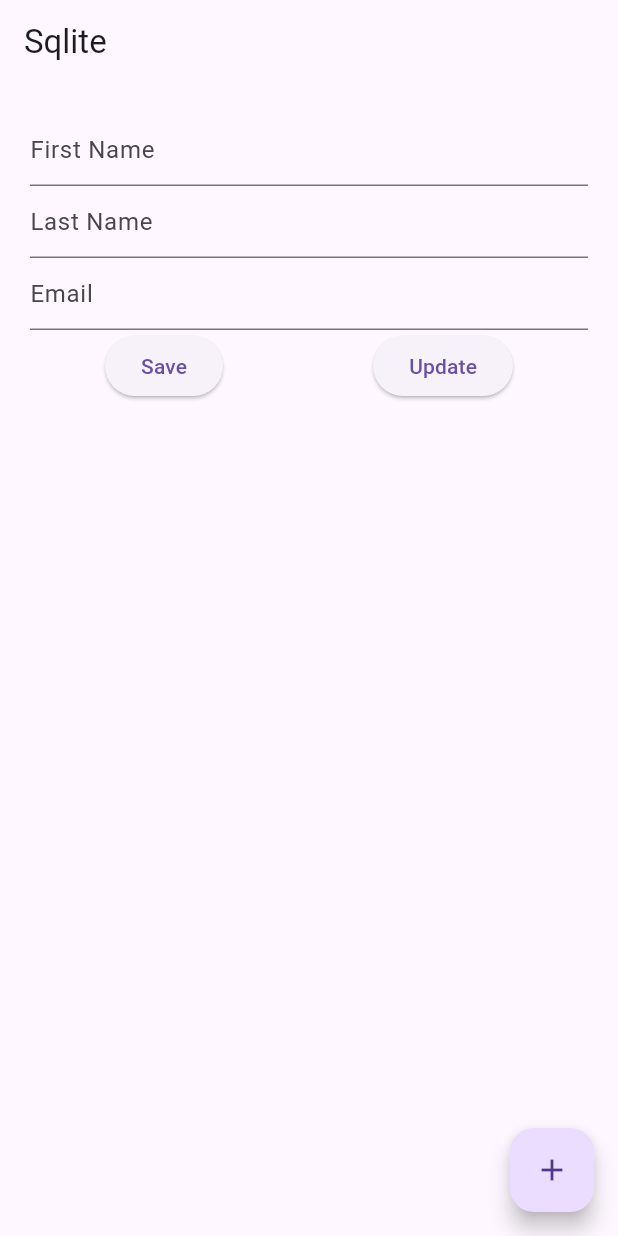
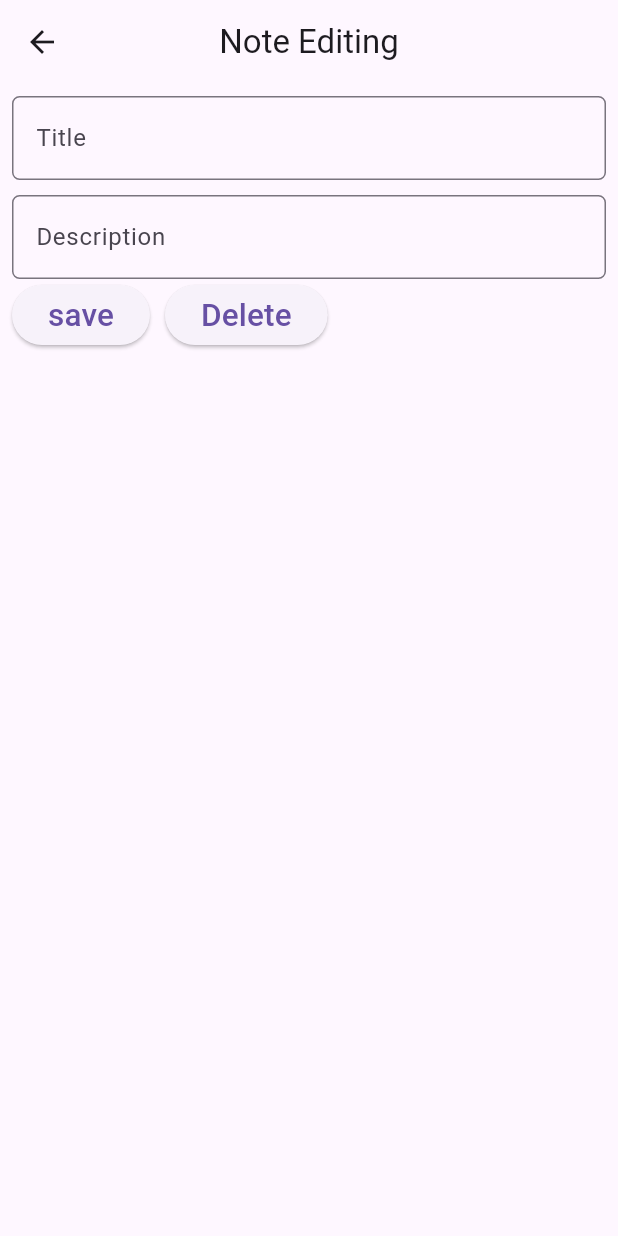
Before and after one commit to abdurrahmanabdullah/getx_islamic_app, a Flutter app: the screen it shows after launch, after a tap on the "add" icon, on a phone screen of 412 x 824 dp. Run offline on Flutter 3.47's test engine with Material 3 defaults, Android fonts, the phone set to English and light mode, and no system bars; our stand-ins replace audioplayers, cloud_firestore, firebase_analytics, firebase_auth, firebase_core, firebase_messaging and 4 more; accounts and stored records are empty; network calls fail.

Commit message:
note book ui design note details modules create

```diff
--- /dev/null
+++ b/lib/app/modules/notelist_sqlite/bindings/notelist_sqlite_binding.dart
@@ -0,0 +1,12 @@
+import 'package:get/get.dart';
+
+import '../controllers/notelist_sqlite_controller.dart';
+
+class NotelistSqliteBinding extends Bindings {
+  @override
+  void dependencies() {
+    Get.lazyPut<NotelistSqliteController>(
+      () => NotelistSqliteController(),
+    );
+  }
+}
--- /dev/null
+++ b/lib/app/modules/notelist_sqlite/controllers/notelist_sqlite_controller.dart
@@ -0,0 +1,34 @@
+import 'package:get/get.dart';
+
+class NotelistSqliteController extends GetxController {
+  static var priorities = ['high', 'low'];
+
+  final count = 0.obs;
+
+  /// Asynchronous program --Future --Async --Await keyword
+  ///
+  downloadFile() {
+    Future<String> res = Future.delayed(const Duration(seconds: 3), () {
+      return 'Abdullah';
+    });
+    return res;
+  }
+
+  ///
+  @override
+  void onInit() {
+    super.onInit();
+  }
+
+  @override
+  void onReady() {
+    super.onReady();
+  }
+
+  @override
+  void onClose() {
+    super.onClose();
+  }
+
+  void increment() => count.value++;
+}
--- /dev/null
+++ b/lib/app/modules/notelist_sqlite/views/note_details_view.dart
@@ -0,0 +1,76 @@
+import 'package:flutter/material.dart';
+import 'package:get/get.dart';
+import 'package:islamic_app/app/modules/notelist_sqlite/controllers/notelist_sqlite_controller.dart';
+
+class NoteDetailsView extends GetView {
+  // static var priorities = ['high', 'low'];
+  TextEditingController titleController = TextEditingController();
+  TextEditingController descriptionController = TextEditingController();
+  @override
+  Widget build(BuildContext context) {
+    final NotelistSqliteController controller = Get.find();
+    return Scaffold(
+      appBar: AppBar(
+        title: const Text('Note Editing'),
+        centerTitle: true,
+      ),
+      body: Padding(
+        padding: const EdgeInsets.all(8.0),
+        child: ListView(
+          children: [
+            TextField(
+              controller: titleController,
+              onChanged: (val) {
+                debugPrint('Title changed');
+              },
+              decoration: InputDecoration(
+                labelText: "Title",
+                border: OutlineInputBorder(
+                  borderRadius: BorderRadius.circular(5),
+                ),
+              ),
+            ),
+            const SizedBox(
+              height: 10,
+            ),
+            TextField(
+              controller: titleController,
+              onChanged: (val) {
+                debugPrint('Description change ');
+              },
+              decoration: InputDecoration(
+                labelText: "Description",
+                border: OutlineInputBorder(
+                  borderRadius: BorderRadius.circular(5),
+                ),
+              ),
+            ),
+            Row(
+              children: [
+                ElevatedButton(
+                    onPressed: () {
+                      controller.downloadFile().then((result) {
+                        print(result); // To verify the function call
+                      });
+                    },
+                    child: const Text(
+                      'save',
+                      textScaler: TextScaler.linear(1.5),
+                    )),
+                const SizedBox(
+                  width: 10,
+                ),
+                ElevatedButton(
+                    onPressed: () {},
+                    child: const Text(
+                      'Delete',
+                      textScaler: TextScaler.linear(1.5),
+                    )),
+              ],
+            )
+          ],
+        ),
+      ),
+    );
+  }
+}
--- /dev/null
+++ b/lib/app/modules/notelist_sqlite/views/notelist_sqlite_view.dart
@@ -0,0 +1,50 @@
+import 'package:flutter/material.dart';
+import 'package:get/get.dart';
+import 'package:islamic_app/app/routes/app_pages.dart';
+
+import '../controllers/notelist_sqlite_controller.dart';
+
+class NotelistSqliteView extends GetView<NotelistSqliteController> {
+  const NotelistSqliteView({super.key});
+  @override
+  Widget build(BuildContext context) {
+    return Scaffold(
+      appBar: AppBar(
+        title: const Text('Notes'),
+        centerTitle: true,
+      ),
+      body: getNoteListView(),
+      floatingActionButton: FloatingActionButton(
+        onPressed: () {
+          Get.toNamed(Routes.NOTE_DETAILS);
+        },
+        tooltip: 'Add Note',
+        child: const Icon(Icons.add),
+      ),
+    );
+  }
+
+  ListView getNoteListView() {
+    return ListView.builder(
+        itemCount: 5,
+        itemBuilder: (BuildContext context, int position) {
+          return Card(
+            child: ListTile(
+              leading: const CircleAvatar(
+                backgroundColor: Colors.blue,
+                child: Icon(Icons.keyboard_arrow_right),
+              ),
+              title: const Text('Dummy Title'),
+              subtitle: const Text('Dummy Data'),
+              trailing: const Icon(
+                Icons.delete,
+                color: Colors.grey,
+              ),
+              onTap: () {
+                print("press it ");
+              },
+            ),
+          );
+        });
+  }
+}
--- a/lib/app/routes/app_routes.dart
+++ b/lib/app/routes/app_routes.dart
@@ -12,6 +12,8 @@ abstract class Routes {
   static const THEME = _Paths.THEME;
   static const FIREBASE_CRUD = _Paths.FIREBASE_CRUD;
   static const SQLITE_DATABASE_CRUD = _Paths.SQLITE_DATABASE_CRUD;
+  static const NOTELIST_SQLITE = _Paths.NOTELIST_SQLITE;
+  static const NOTE_DETAILS = _Paths.NOTE_DETAILS;
 }
 
 abstract class _Paths {
@@ -25,4 +27,6 @@ abstract class _Paths {
   static const THEME = '/theme';
   static const FIREBASE_CRUD = '/firebase-crud';
   static const SQLITE_DATABASE_CRUD = '/sqlite-database-crud';
+  static const NOTELIST_SQLITE = '/notelist-sqlite';
+  static const NOTE_DETAILS = '/note-details';
 }
```
Also changed, not shown: lib/app/routes/app_pages.dart (+14 -1 lines), lib/app/modules/notelist_sqlite/controllers/Async-Await-Future.txt (added).
